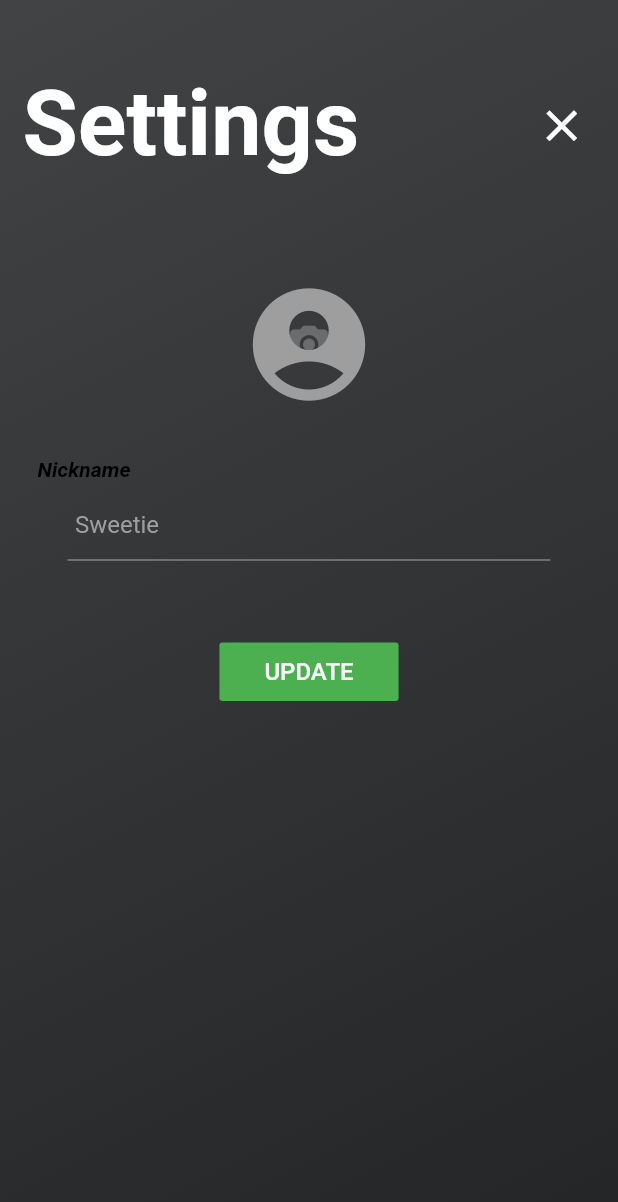
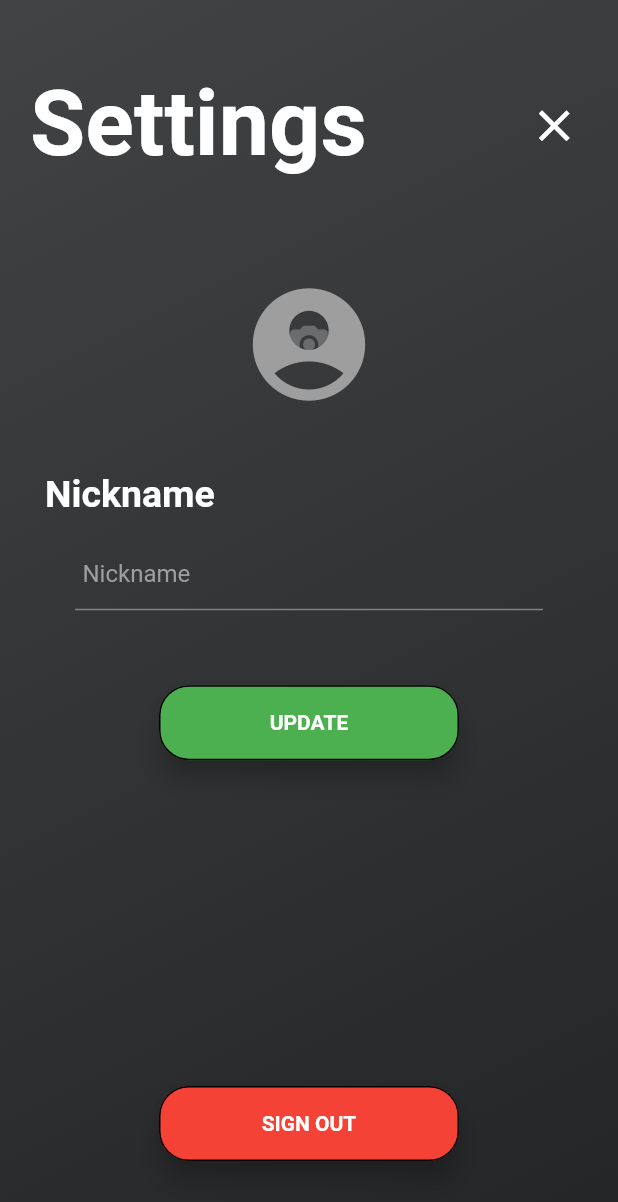
Before and after one commit to Emrin/CrowdEffect, a Flutter app: the SettingsScreen screen opened directly, on a phone screen of 412 x 824 dp. Shown: the top 1202 px of the screen. Run offline on Flutter 3.47's test engine with Material 2 defaults, Android fonts, the phone set to English and light mode, and no system bars; drawn by our look-alikes of auto_size_text; our stand-ins replace cached_network_image, carousel_slider, cloud_firestore, firebase_auth, firebase_storage, fluttertoast and 3 more; accounts and stored records are empty; Roboto replaces fonts that are missing (Montserrat).

Commit message:
rework settings page design + added signout

```diff
--- a/lib/main.dart
+++ b/lib/main.dart
@@ -24,25 +24,7 @@ class ChatRoomSelectionPageState extends State<ChatRoomSelectionPage>{
 
   ChatRoomSelectionPageState({Key key, @required this.currentUserId});
   final String currentUserId;
-  final GoogleSignIn googleSignIn = GoogleSignIn();
   bool _showInfo = false;
-
-  Future<Null> _handleSignOut() async {
-    // this.setState(() {
-    //   isLoading = true;
-    // });
-
-    await FirebaseAuth.instance.signOut();
-    await googleSignIn.disconnect();
-    await googleSignIn.signOut();
-
-    // this.setState(() {
-    //   isLoading = false;
-    // });
-
-    Navigator.of(context)
-        .pushAndRemoveUntil(MaterialPageRoute(builder: (context) => MyApp()), (Route<dynamic> route) => false);
-}
 
   @override
     Widget build(BuildContext context) {
--- a/lib/settings.dart
+++ b/lib/settings.dart
@@ -13,7 +13,7 @@ import 'package:cached_network_image/cached_network_image.dart';
 
 import 'package:auto_size_text/auto_size_text.dart';
 import 'main.dart';
-
+import 'login.dart';
 
 class SettingsScreen extends StatefulWidget {
   @override
@@ -21,6 +21,9 @@ class SettingsScreen extends StatefulWidget {
 }
 
 class SettingsScreenState extends State<SettingsScreen> {
+
+  final GoogleSignIn googleSignIn = GoogleSignIn();
+
   TextEditingController controllerNickname;
 
   SharedPreferences prefs;
@@ -38,6 +41,24 @@ class SettingsScreenState extends State<SettingsScreen> {
   void initState() {
     super.initState();
     readLocal();
+  }
+
+
+  Future<Null> _handleSignOut() async {
+    this.setState(() {
+      isLoading = true;
+    });
+
+    await FirebaseAuth.instance.signOut();
+    await googleSignIn.disconnect();
+    await googleSignIn.signOut();
+
+    this.setState(() {
+      isLoading = false;
+    });
+
+    Navigator.of(context)
+        .pushAndRemoveUntil(MaterialPageRoute(builder: (context) => MyApp()), (Route<dynamic> route) => false);
 }
 
   void readLocal() async {
@@ -159,7 +180,8 @@ class SettingsScreenState extends State<SettingsScreen> {
             child: Stack(
             children: <Widget>[
               SafeArea(
-                child: SingleChildScrollView(
+                child: Padding(
+                  padding: EdgeInsets.symmetric(horizontal: 20.0),
                    child: Column(
                     children: <Widget>[
                       Row(
@@ -186,6 +208,10 @@ class SettingsScreenState extends State<SettingsScreen> {
                           )
                         ],
                       ),
+                      // Input
+                      Expanded(
+                        child: Column(
+                          children: <Widget>[
                             // Avatar
                             Container(
                             child: Center(
@@ -244,24 +270,19 @@ class SettingsScreenState extends State<SettingsScreen> {
                             width: double.infinity,
                             margin: EdgeInsets.all(20.0),
                           ),
-
-                      // Input
-                      Column(
-                        children: <Widget>[
                             // Username
                             Container(
+                              alignment: Alignment(-1.0, 0),
                               child: Text(
                                 'Nickname',
-                              style: TextStyle(fontStyle: FontStyle.italic, fontWeight: FontWeight.bold, color: Colors.black),
+                                style: TextStyle(fontSize: 25.0, fontWeight: FontWeight.bold, color: Colors.white),
                               ),
-                            margin: EdgeInsets.only(left: 10.0, bottom: 5.0, top: 10.0),
+                              margin: EdgeInsets.only(left: 10.0, bottom: 15.0, top: 20.0),
                             ),
                             Container(
-                            child: Theme(
-                              data: Theme.of(context).copyWith(primaryColor: Colors.black),
                               child: TextField(
                                 decoration: InputDecoration(
-                                  hintText: 'Sweetie',
+                                  hintText: 'Nickname',
                                   contentPadding: new EdgeInsets.all(5.0),
                                   hintStyle: TextStyle(color: Colors.grey),
                                 ),
@@ -271,32 +292,83 @@ class SettingsScreenState extends State<SettingsScreen> {
                                 },
                                 focusNode: focusNodeNickname,
                               ),
+                              margin: EdgeInsets.symmetric(horizontal: 30.0),
                             ),
-                            margin: EdgeInsets.only(left: 30.0, right: 30.0),
+                            // Button
+                            Container(
+                              height: 50.0,
+                              width: 200.0,
+                              child: Material(
+                                      borderRadius: BorderRadius.circular(20.0),
+                                      shadowColor: Colors.black,
+                                      color: Colors.green,
+                                      elevation: 7.0,
+                                      child: Container(
+                                        decoration: BoxDecoration(
+                                            border: Border.all(
+                                                color: Colors.black,
+                                                style: BorderStyle.solid,
+                                                width: 1.0
+                                            ),
+                                            borderRadius: BorderRadius.circular(20.0)),
+                                        child: InkWell(
+                                          borderRadius: BorderRadius.circular(20.0),
+                                          onTap: () {
+                                            handleUpdateData();
+                                          },
+                                          child:
+                                              Center(
+                                                child: Text('UPDATE',
+                                                    style: TextStyle(
+                                                        fontWeight: FontWeight.bold,
+                                                        )
+                                                      ),
+                                              ),
+                                        ),
+                                      ),
+                                    ),
+                              margin: EdgeInsets.symmetric(vertical: 50.0),
                             ),
                           ],
-                        crossAxisAlignment: CrossAxisAlignment.start,
+                          // crossAxisAlignment: CrossAxisAlignment.start,
                         ),
-
-                      // Button
+                      ),
                       Container(
-                        child: FlatButton(
-                          onPressed: handleUpdateData,
-                          child: Text(
-                            'UPDATE',
-                            style: TextStyle(fontSize: 16.0),
+                        height: 50.0,
+                        width: 200.0,
+                        child: Material(
+                                borderRadius: BorderRadius.circular(20.0),
+                                shadowColor: Colors.black,
+                                color: Colors.red,
+                                elevation: 7.0,
+                                child: Container(
+                                  decoration: BoxDecoration(
+                                      border: Border.all(
+                                          color: Colors.black,
+                                          style: BorderStyle.solid,
+                                          width: 1.0
                                       ),
-                          color: Colors.green,
-                          highlightColor: new Color(0xff8d93a0),
-                          splashColor: Colors.transparent,
-                          textColor: Colors.white,
-                          padding: EdgeInsets.fromLTRB(30.0, 10.0, 30.0, 10.0),
+                                      borderRadius: BorderRadius.circular(20.0)),
+                                  child: InkWell(
+                                    borderRadius: BorderRadius.circular(20.0),
+                                    onTap: () {
+                                      _handleSignOut();
+                                    },
+                                    child:
+                                        Center(
+                                          child: Text('SIGN OUT',
+                                              style: TextStyle(
+                                                  fontWeight: FontWeight.bold,
+                                                  )
                                                 ),
-                        margin: EdgeInsets.only(top: 50.0, bottom: 50.0),
+                                        ),
+                                  ),
+                                ),
+                              ),
+                        margin: EdgeInsets.symmetric(vertical: 50.0),
                       ),
                     ],
                   ),
-                  padding: EdgeInsets.only(left: 15.0, right: 15.0),
                 ),
               ),
 
```
Lines whose indentation alone changed are shown as unchanged.
